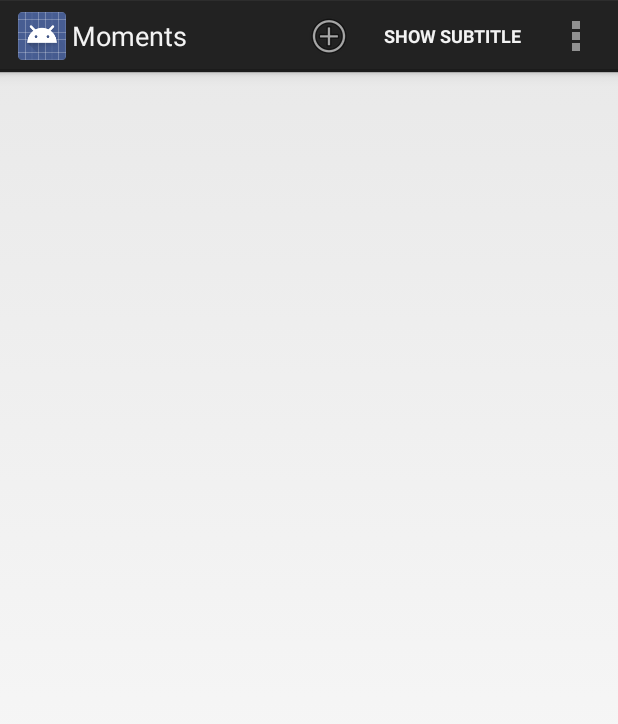
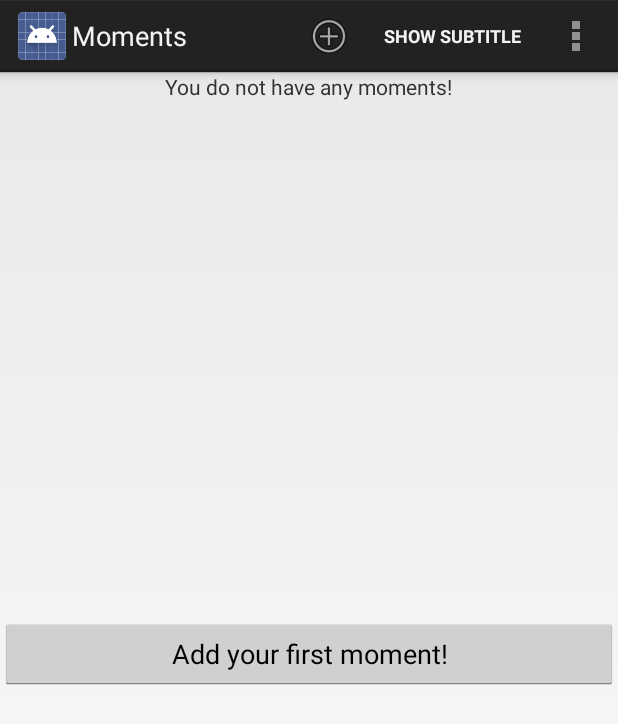
Before and after one commit to caihsiao/AndroidPlayground, an Android app: the screen it shows after launch (MomentListActivity), on a phone screen of 412 x 824 dp. Shown: the top 724 px of the screen. Run offline under Robolectric (Android 15) with nearby library versions, the phone set to English and light mode, and no system bars.

Commit message:
add empty view for the list

```diff
--- a/MomentIntent/app/src/main/java/com/example/caihsiao/momentintent/MomentListFragment.java
+++ b/MomentIntent/app/src/main/java/com/example/caihsiao/momentintent/MomentListFragment.java
@@ -13,6 +13,7 @@ import android.view.MenuItem;
 import android.view.View;
 import android.view.ViewGroup;
 import android.widget.ArrayAdapter;
+import android.widget.Button;
 import android.widget.CheckBox;
 import android.widget.ListView;
 import android.widget.TextView;
@@ -61,16 +62,27 @@ public class MomentListFragment extends ListFragment {
         // activity hosting this fragment has been destroyed. In the future we should put all the
         // codes that change the activity's behavior in onCreateView.
         getActivity().setTitle(R.string.moment_title);
-        View view = super.onCreateView(inflater, container, savedInstanceState);
-        // View view = inflater.inflate(R.layout.empty_frame, container, false);
+        // View view = super.onCreateView(inflater, container, savedInstanceState);
+        View view = inflater.inflate(R.layout.empty_frame, container, false);
         if (Build.VERSION.SDK_INT >= Build.VERSION_CODES.HONEYCOMB) {
             if (mSubtitleVisible) {
                 getActivity().getActionBar().setSubtitle(R.string.subtitle);
             }
         }
 
-//        ListView listView = (ListView) view.findViewById(R.id.empty_list_view);
-//        listView.setEmptyView(getActivity().findViewById(R.id.add_first_moment));
+        ListView listView = (ListView) view.findViewById(android.R.id.list);
+        listView.setEmptyView(view.findViewById(R.id.add_first_moment));
+        Button button = (Button) view.findViewById(R.id.add_first_moment_button);
+        button.setOnClickListener(new View.OnClickListener() {
+            @Override
+            public void onClick(View view) {
+                Moment moment = new Moment();
+                MomentLab.getInstance(getActivity()).addMoment(moment);
+                Intent intent = new Intent(getActivity(), MomentPagerActivity.class);
+                intent.putExtra(MomentFragment.EXTRA_MOMENT_ID, moment.getId());
+                startActivityForResult(intent, 0);
+            }
+        });
 
         return view;
     }
--- a/MomentIntent/app/src/main/res/layout/empty_frame.xml
+++ b/MomentIntent/app/src/main/res/layout/empty_frame.xml
@@ -5,7 +5,7 @@
              android:layout_height="match_parent">
 
     <ListView
-        android:id="@+id/empty_list_view"
+        android:id="@android:id/list"
         android:layout_width="match_parent"
         android:layout_height="wrap_content" >
     </ListView>
@@ -25,7 +25,7 @@
             android:layout_centerHorizontal="true"/>
 
         <Button
-            android:id="@+id/moment_date"
+            android:id="@+id/add_first_moment_button"
             android:text="@string/add_first_moment"
             android:layout_width="match_parent"
             android:layout_height="wrap_content"
```
